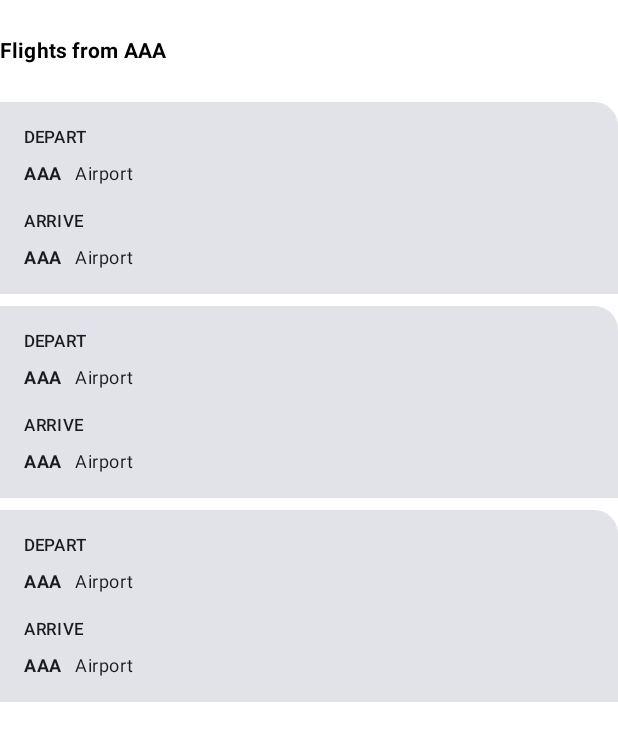
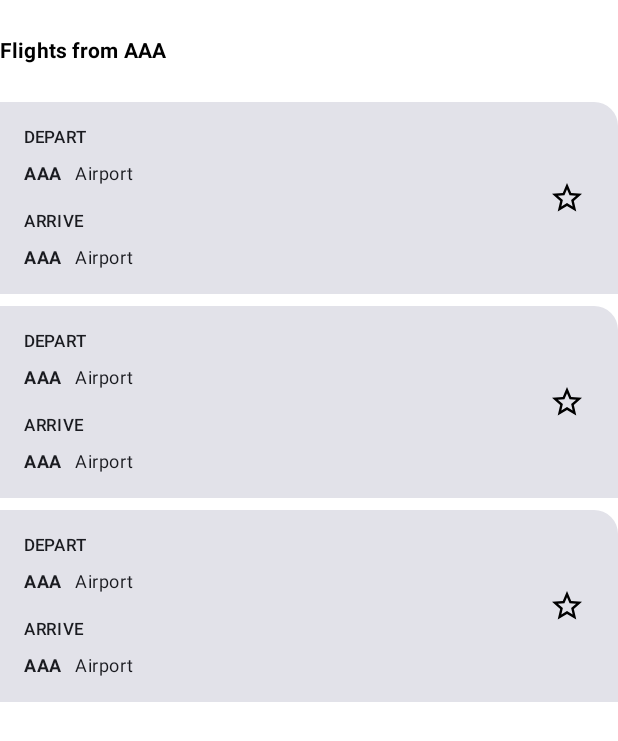
Before and after one commit to ViktoriaGavrosh/Android_Flight_Search, an Android app built with Jetpack Compose: the @Preview function RouteColumnPreview, on a phone screen of 412 x 824 dp. Shown: the top 741 px of the screen. Run offline under Robolectric (Android 15) with nearby library versions, the phone set to English and light mode, and no system bars; our stand-ins replace Room's generated code.

Commit message:
add stars add logic stars (but there are bags)

```diff
--- a/app/src/main/java/com/viktoriagavrosh/flightsearch/FlightSearchApp.kt
+++ b/app/src/main/java/com/viktoriagavrosh/flightsearch/FlightSearchApp.kt
@@ -33,7 +33,8 @@ fun FlightSearchApp() {
                 .padding(it),
             uiState = uiState.value,
             onTextChange = { text ->flightViewModel.updateInputTextForSearch(text) },
-            onAirportClick = { code -> flightViewModel.updateListRoutes(code) }
+            onAirportClick = { code -> flightViewModel.updateListRoutes(code) },
+            onStarClick = { route -> flightViewModel.updateRoute(route) }
         )
     }
 }
--- a/app/src/main/java/com/viktoriagavrosh/flightsearch/model/Route.kt
+++ b/app/src/main/java/com/viktoriagavrosh/flightsearch/model/Route.kt
@@ -6,11 +6,14 @@ import com.viktoriagavrosh.flightsearch.model.database.FavoriteRoute
 data class Route(
     val departureAirport: Airport,
     val arrivalAirport: Airport,
-    val isFavorite: Boolean = false
+    var isFavorite: Boolean = false
 ) {
     fun toFavoriteRoute(): FavoriteRoute = FavoriteRoute(
         departureCode = departureAirport.code,
         arrivalCode = arrivalAirport.code
     )
 
+    fun changeIsFavorite() {
+        isFavorite = !isFavorite
+    }
 }
--- a/app/src/main/java/com/viktoriagavrosh/flightsearch/model/database/Airport.kt
+++ b/app/src/main/java/com/viktoriagavrosh/flightsearch/model/database/Airport.kt
@@ -6,8 +6,8 @@ import androidx.room.PrimaryKey
 
 @Entity(tableName = "airport")
 data class Airport(
-    @PrimaryKey val id: Int,
+    @PrimaryKey val id: Int = 0,
     val name: String,
     @ColumnInfo(name = "iata_code") val code: String,
-    val passengers: Int
+    val passengers: Int = 0
 )
--- a/app/src/main/java/com/viktoriagavrosh/flightsearch/ui/RouteCard.kt
+++ b/app/src/main/java/com/viktoriagavrosh/flightsearch/ui/RouteCard.kt
@@ -1,14 +1,25 @@
 package com.viktoriagavrosh.flightsearch.ui
 
+import androidx.compose.foundation.Image
+import androidx.compose.foundation.clickable
+import androidx.compose.foundation.layout.Arrangement
+import androidx.compose.foundation.layout.Box
 import androidx.compose.foundation.layout.Column
+import androidx.compose.foundation.layout.Row
 import androidx.compose.foundation.layout.fillMaxWidth
 import androidx.compose.foundation.layout.padding
 import androidx.compose.material3.Card
 import androidx.compose.material3.MaterialTheme
 import androidx.compose.material3.Text
 import androidx.compose.runtime.Composable
+import androidx.compose.runtime.getValue
+import androidx.compose.runtime.mutableStateOf
+import androidx.compose.runtime.remember
+import androidx.compose.runtime.setValue
+import androidx.compose.ui.Alignment
 import androidx.compose.ui.Modifier
 import androidx.compose.ui.res.dimensionResource
+import androidx.compose.ui.res.painterResource
 import androidx.compose.ui.res.stringResource
 import androidx.compose.ui.tooling.preview.Preview
 import com.viktoriagavrosh.flightsearch.R
@@ -19,14 +30,26 @@ import com.viktoriagavrosh.flightsearch.ui.theme.FlightSearchTheme
 @Composable
 fun RouteCard(
     modifier: Modifier = Modifier,
-    route: Route
+    route: Route,
+    onStarClick: (Route) -> Unit
 ) {
+    var starState by remember{
+        mutableStateOf(route.isFavorite)
+    }
+
     Card(
         modifier = modifier,
         shape = MaterialTheme.shapes.small
     ) {
+        Row(
+            modifier = Modifier.fillMaxWidth(),
+            horizontalArrangement = Arrangement.SpaceBetween,
+            verticalAlignment = Alignment.CenterVertically
+        ) {
             Column(
-            modifier = Modifier.padding(dimensionResource(id = R.dimen.padding_medium))
+                modifier = Modifier
+                    .padding(dimensionResource(id = R.dimen.padding_medium))
+                    .weight(5F)
             ) {
                 RouteDestination(
                     airport = route.departureAirport,
@@ -38,6 +61,25 @@ fun RouteCard(
                     modifier = Modifier
                         .padding(top = dimensionResource(id = R.dimen.padding_medium))
                 )
+            }
+            Box(
+                modifier = Modifier
+                    .weight(1F),
+                contentAlignment = Alignment.Center
+            ) {
+                Image(
+                    painter = if (starState) {
+                        painterResource(id = R.drawable.ic_dark_star)
+                    } else {
+                        painterResource(id = R.drawable.ic_white_star)
+                    },
+                    contentDescription = stringResource(R.string.favorite_route),
+                    modifier = Modifier.clickable {
+                        onStarClick(route)
+                        starState = !starState
+                    }
+                )
+            }
         }
 
     }
@@ -73,7 +115,8 @@ fun RouteCardPreview() {
             route = mockRoute,
             modifier = Modifier
                 .fillMaxWidth()
-                .padding(top = dimensionResource(id = R.dimen.padding_medium))
+                .padding(top = dimensionResource(id = R.dimen.padding_medium)),
+            onStarClick = {}
         )
     }
 }
--- a/app/src/main/java/com/viktoriagavrosh/flightsearch/ui/RoutesColumn.kt
+++ b/app/src/main/java/com/viktoriagavrosh/flightsearch/ui/RoutesColumn.kt
@@ -23,7 +23,8 @@ fun RoutesColumn(
     modifier: Modifier = Modifier,
     airport: Airport,
     listRoutes: List<Route>,
-    isFavorite: Boolean
+    isFavorite: Boolean,
+    onStarClick: (Route) -> Unit
 ) {
     Column(
         modifier = modifier
@@ -45,6 +46,7 @@ fun RoutesColumn(
             ) { item ->
                 RouteCard(
                     route = item,
+                    onStarClick = onStarClick,
                     modifier = Modifier
                         .fillMaxWidth()
                         .padding(bottom = dimensionResource(id = R.dimen.padding_small))
@@ -65,7 +67,8 @@ fun RouteColumnPreview() {
             listRoutes = List(3) {
                 mockRoute
             },
-            isFavorite = false
+            isFavorite = false,
+            onStarClick = {}
         )
     }
 }
--- /dev/null
+++ b/app/src/main/res/drawable/ic_dark_star.xml
@@ -0,0 +1,5 @@
+<vector android:height="24dp" android:tint="#000000"
+    android:viewportHeight="24" android:viewportWidth="24"
+    android:width="24dp" xmlns:android="http://schemas.android.com/apk/res/android">
+    <path android:fillColor="@android:color/white" android:pathData="M14.43,10l-2.43,-8l-2.43,8l-7.57,0l6.18,4.41l-2.35,7.59l6.17,-4.69l6.18,4.69l-2.35,-7.59l6.17,-4.41z"/>
+</vector>
--- /dev/null
+++ b/app/src/main/res/drawable/ic_white_star.xml
@@ -0,0 +1,5 @@
+<vector android:height="24dp" android:tint="#000000"
+    android:viewportHeight="24" android:viewportWidth="24"
+    android:width="24dp" xmlns:android="http://schemas.android.com/apk/res/android">
+    <path android:fillColor="@android:color/white" android:pathData="M22,9.24l-7.19,-0.62L12,2 9.19,8.63 2,9.24l5.46,4.73L5.82,21 12,17.27 18.18,21l-1.63,-7.03L22,9.24zM12,15.4l-3.76,2.27 1,-4.28 -3.32,-2.88 4.38,-0.38L12,6.1l1.71,4.04 4.38,0.38 -3.32,2.88 1,4.28L12,15.4z"/>
+</vector>
--- a/app/src/main/res/values/strings.xml
+++ b/app/src/main/res/values/strings.xml
@@ -8,4 +8,5 @@
     <string name="search_icon">Search icon</string>
     <string name="microphone">Microphone</string>
     <string name="favorite_routes">Favorite routes</string>
+    <string name="favorite_route">Favorite route</string>
 </resources>
```
Also changed, not shown: app/src/main/java/com/viktoriagavrosh/flightsearch/data/FlightDao.kt (+8 -2 lines), app/src/main/java/com/viktoriagavrosh/flightsearch/data/FlightRepository.kt (+13 -5 lines), app/src/main/java/com/viktoriagavrosh/flightsearch/domain/RoutesConverter.kt (+24 -3 lines), app/src/main/java/com/viktoriagavrosh/flightsearch/model/database/FullRoute.kt (added, +11 -0 lines), app/src/main/java/com/viktoriagavrosh/flightsearch/ui/FlightHomeScreen.kt (+6 -2 lines), app/src/main/java/com/viktoriagavrosh/flightsearch/ui/FlightViewModel.kt (+34 -0 lines). Lines whose indentation alone changed are shown as unchanged.
